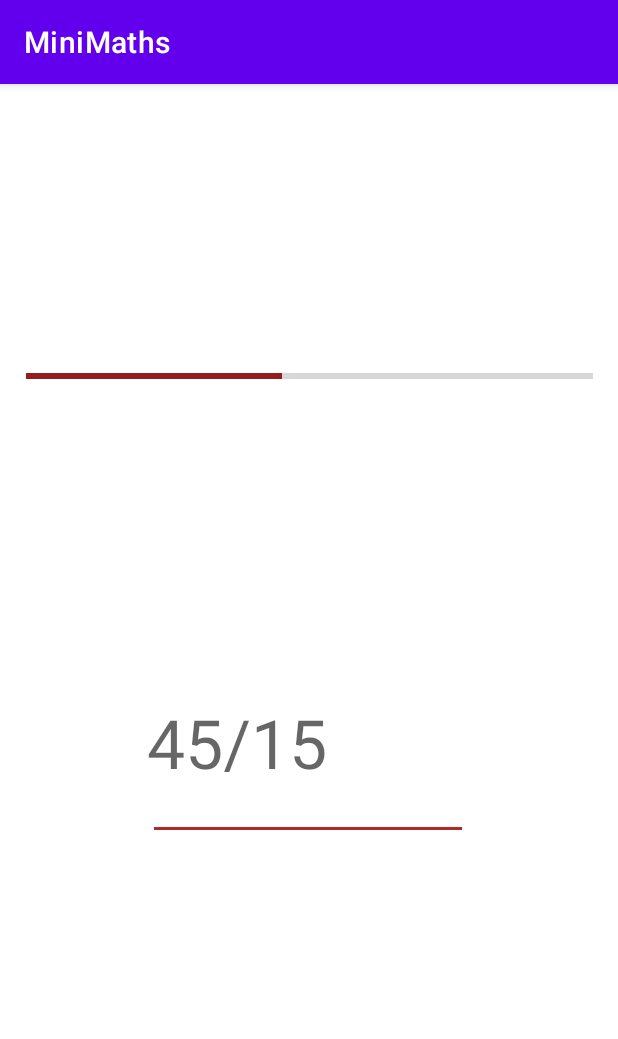
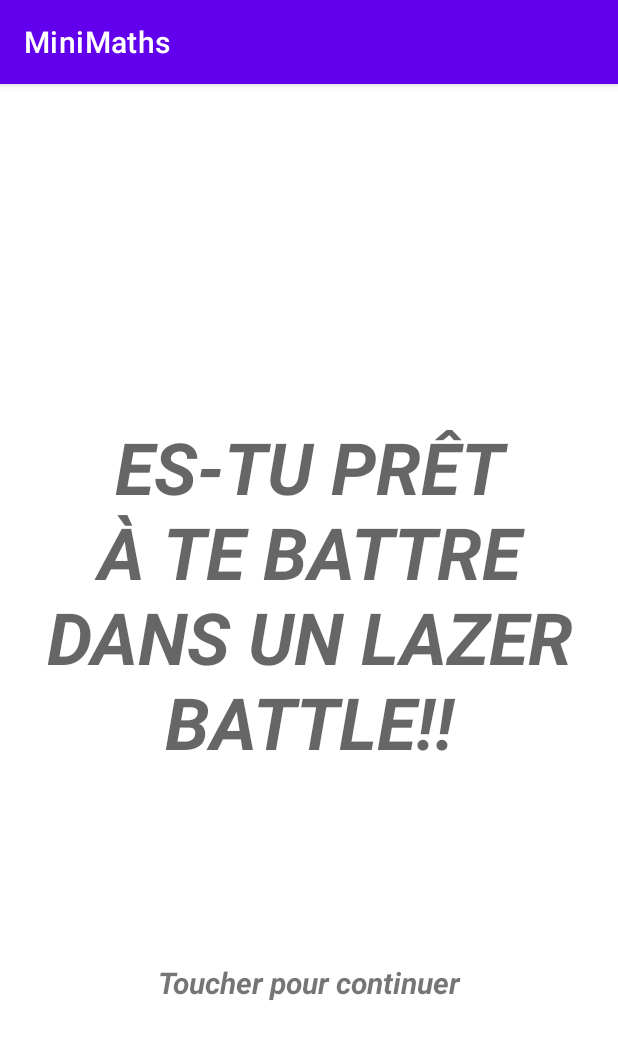
Before and after one commit to THlBQUT/MiniMaths, an Android app: the screen it shows after launch (LazerBattle), on a phone screen of 412 x 824 dp. Shown: the top 1039 px of the screen. Run offline under Robolectric (Android 15) with nearby library versions, the phone set to English and light mode, and no system bars.

```diff
--- a/app/src/main/res/layout/activity_lazer.xml
+++ b/app/src/main/res/layout/activity_lazer.xml
@@ -4,29 +4,36 @@
     xmlns:tools="http://schemas.android.com/tools"
     android:layout_width="match_parent"
     android:layout_height="match_parent"
+    android:onClick="skipIntro"
     tools:context=".LazerBattle">
 
-    <EditText
-        android:id="@+id/textinputlazer"
-        android:layout_width="wrap_content"
-        android:layout_height="wrap_content"
-        android:layout_marginBottom="264dp"
-        android:backgroundTint="#AF2B2B"
-        android:ems="10"
-        android:inputType="number"
+    <TextView
+        android:id="@+id/lazerGame_intro_text1"
+        android:layout_width="351dp"
+        android:layout_height="323dp"
+        android:onClick="skipIntro"
+        android:text="Es-tu prêt à te battre dans un LAZER BATTLE!!"
+        android:textAlignment="center"
+        android:textAllCaps="true"
+        android:textAppearance="@style/TextAppearance.AppCompat.Display3"
+        android:textSize="48sp"
+        android:textStyle="bold|italic"
         app:layout_constraintBottom_toBottomOf="parent"
         app:layout_constraintEnd_toEndOf="parent"
-        app:layout_constraintHorizontal_bias="0.497"
-        app:layout_constraintStart_toStartOf="parent" />
+        app:layout_constraintStart_toStartOf="parent"
+        app:layout_constraintTop_toTopOf="parent" />
 
     <TextView
         android:id="@+id/textlazer"
         android:layout_width="216dp"
         android:layout_height="50dp"
+        android:layout_marginBottom="68dp"
         android:text="TextView"
         android:textAppearance="@style/TextAppearance.AppCompat.Display2"
+        android:visibility="invisible"
         app:layout_constraintBottom_toTopOf="@+id/textinputlazer"
         app:layout_constraintEnd_toEndOf="parent"
+        app:layout_constraintHorizontal_bias="0.482"
         app:layout_constraintStart_toStartOf="parent" />
 
     <TextView
@@ -41,8 +48,10 @@
         android:visibility="invisible"
         app:layout_constraintBottom_toBottomOf="parent"
         app:layout_constraintEnd_toEndOf="parent"
+        app:layout_constraintHorizontal_bias="0.491"
         app:layout_constraintStart_toStartOf="parent"
         app:layout_constraintTop_toTopOf="parent"
+        app:layout_constraintVertical_bias="0.312"
         tools:visibility="invisible" />
 
     <TextView
@@ -57,8 +66,10 @@
         android:visibility="invisible"
         app:layout_constraintBottom_toBottomOf="parent"
         app:layout_constraintEnd_toEndOf="parent"
+        app:layout_constraintHorizontal_bias="0.508"
         app:layout_constraintStart_toStartOf="parent"
         app:layout_constraintTop_toTopOf="parent"
+        app:layout_constraintVertical_bias="0.312"
         tools:visibility="invisible" />
 
     <ProgressBar
@@ -66,14 +77,61 @@
         style="@android:style/Widget.DeviceDefault.Light.ProgressBar.Horizontal"
         android:layout_width="378dp"
         android:layout_height="52dp"
+        android:layout_marginTop="152dp"
         android:indeterminate="false"
         android:progress="50"
         android:progressTint="#951D1D"
-        app:layout_constraintBottom_toTopOf="@+id/victory"
+        android:visibility="invisible"
         app:layout_constraintEnd_toEndOf="parent"
-        app:layout_constraintHorizontal_bias="0.515"
+        app:layout_constraintHorizontal_bias="0.909"
         app:layout_constraintStart_toStartOf="parent"
-        app:layout_constraintTop_toTopOf="parent"
-        app:layout_constraintVertical_bias="0.656" />
+        app:layout_constraintTop_toTopOf="parent" />
+
+    <TextView
+        android:id="@+id/lazerGame_intro_text2"
+        android:layout_width="290dp"
+        android:layout_height="28dp"
+        android:layout_marginBottom="116dp"
+        android:onClick="skipIntro"
+        android:text="Toucher pour continuer"
+        android:textAlignment="center"
+        android:textAllCaps="false"
+        android:textSize="20sp"
+        android:textStyle="bold|italic"
+        app:layout_constraintBottom_toBottomOf="parent"
+        app:layout_constraintEnd_toEndOf="parent"
+        app:layout_constraintHorizontal_bias="0.498"
+        app:layout_constraintStart_toStartOf="parent"
+        app:layout_constraintTop_toBottomOf="@+id/lazerGame_intro_text1" />
+
+    <EditText
+        android:id="@+id/textinputlazer"
+        android:layout_width="wrap_content"
+        android:layout_height="wrap_content"
+        android:layout_marginBottom="264dp"
+        android:backgroundTint="#AF2B2B"
+        android:ems="10"
+        android:inputType="number"
+        android:visibility="invisible"
+        app:layout_constraintBottom_toBottomOf="parent"
+        app:layout_constraintEnd_toEndOf="parent"
+        app:layout_constraintHorizontal_bias="0.497"
+        app:layout_constraintStart_toStartOf="parent"
+        app:layout_constraintTop_toBottomOf="@+id/progressBar"
+        app:layout_constraintVertical_bias="0.969" />
+
+    <Button
+        android:id="@+id/lazerBattle_button_retry"
+        android:layout_width="250dp"
+        android:layout_height="66dp"
+        android:onClick="retry_button"
+        android:text="Retry ?"
+        android:visibility="invisible"
+        app:layout_constraintBottom_toBottomOf="parent"
+        app:layout_constraintEnd_toEndOf="parent"
+        app:layout_constraintHorizontal_bias="0.498"
+        app:layout_constraintStart_toStartOf="parent"
+        app:layout_constraintTop_toBottomOf="@+id/victory"
+        app:layout_constraintVertical_bias="0.241" />
 
 </androidx.constraintlayout.widget.ConstraintLayout>
```
Also changed, not shown: app/src/main/java/fr/ensisa/minimaths/Equation.java (+8 -5 lines), app/src/main/java/fr/ensisa/minimaths/LazerBattle.java (+61 -14 lines).
